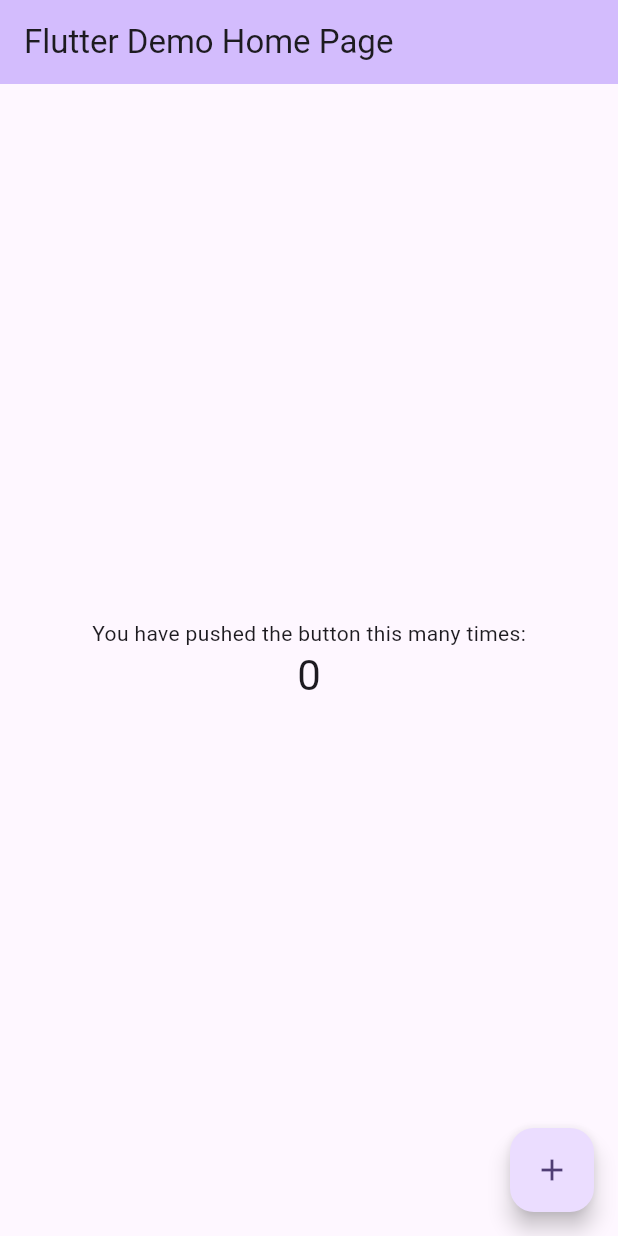
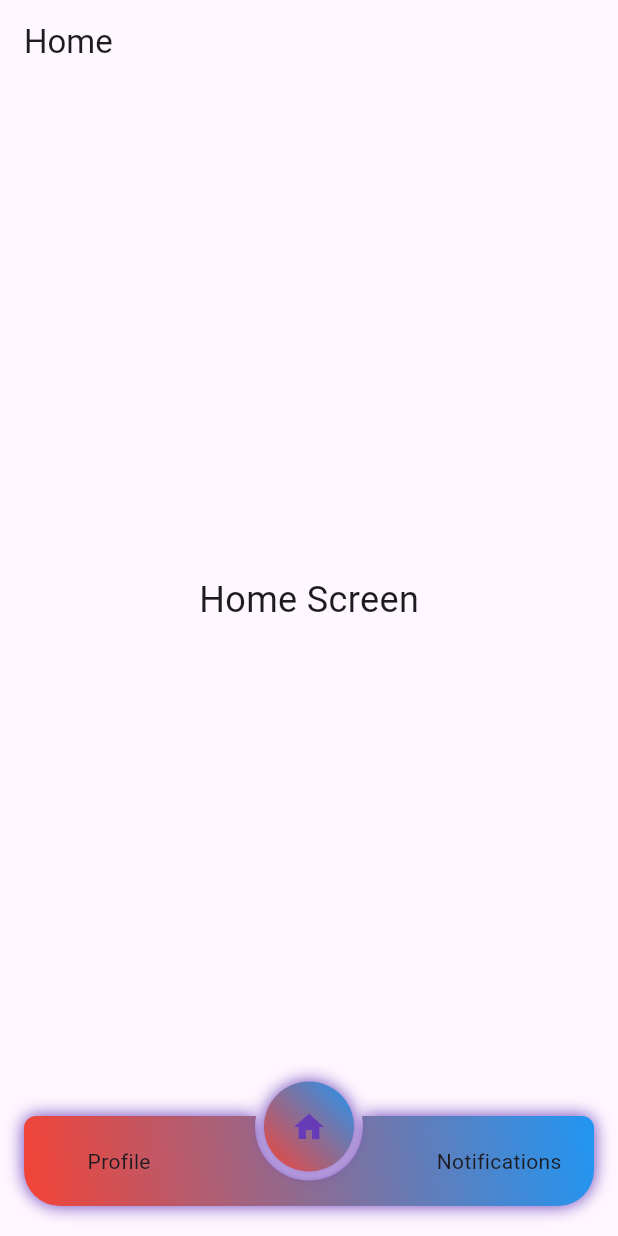
Before and after one commit to AhmetZor/Volunteer-App, a Flutter app: the screen it shows after launch, on a phone screen of 412 x 824 dp. Run offline on Flutter 3.47's test engine with Material 3 defaults, Android fonts, the light colour scheme and no system bars; drawn by our look-alikes of circle_nav_bar.

Commit message:
created the files

```diff
--- /dev/null
+++ b/lib/Screens/Home/home.dart
@@ -0,0 +1,15 @@
+import 'package:flutter/material.dart';
+
+class HomeScreen extends StatelessWidget {
+  @override
+  Widget build(BuildContext context) {
+    return Scaffold(
+      appBar: AppBar(
+        title: Text('Home'),
+      ),
+      body: Center(
+        child: Text('Home Screen', style: TextStyle(fontSize: 24)),
+      ),
+    );
+  }
+}
--- /dev/null
+++ b/lib/Screens/Notifications/notification.dart
@@ -0,0 +1,15 @@
+import 'package:flutter/material.dart';
+
+class NotificationScreen extends StatelessWidget {
+  @override
+  Widget build(BuildContext context) {
+    return Scaffold(
+      appBar: AppBar(
+        title: Text('Notifications'),
+      ),
+      body: Center(
+        child: Text('Notification Screen', style: TextStyle(fontSize: 24)),
+      ),
+    );
+  }
+}
--- /dev/null
+++ b/lib/Screens/Profile/profile.dart
@@ -0,0 +1,15 @@
+import 'package:flutter/material.dart';
+
+class ProfileScreen extends StatelessWidget {
+  @override
+  Widget build(BuildContext context) {
+    return Scaffold(
+      appBar: AppBar(
+        title: Text('Profile'),
+      ),
+      body: Center(
+        child: Text('Profile Screen', style: TextStyle(fontSize: 24)),
+      ),
+    );
+  }
+}
--- /dev/null
+++ b/lib/Screens/RootScreen.dart
@@ -0,0 +1,88 @@
+import 'package:flutter/material.dart';
+import 'package:circle_nav_bar/circle_nav_bar.dart';
+import 'Home/home.dart';
+import 'Profile/profile.dart';
+import 'Notifications/notification.dart';
+
+class RootScreen extends StatefulWidget {
+  @override
+  _RootScreenState createState() => _RootScreenState();
+}
+
+class _RootScreenState extends State<RootScreen> {
+  int _currentIndex = 1; // Default to HomeScreen
+
+  final List<Widget> _screens = [
+    ProfileScreen(),
+    HomeScreen(),
+    NotificationScreen(),
+  ];
+
+  void _onNavBarTapped(int index) {
+    setState(() {
+      _currentIndex = index; // Update the current index
+    });
+  }
+
+  @override
+  Widget build(BuildContext context) {
+    return Scaffold(
+      body: _screens[_currentIndex], // Display the currently selected screen
+      bottomNavigationBar: CircleNavBar(
+        activeIndex: _currentIndex,
+        activeIcons: [
+          GestureDetector(
+            onTap: () => _onNavBarTapped(0), // Profile icon
+            child: Icon(Icons.person, color: Colors.deepPurple),
+          ),
+          GestureDetector(
+            onTap: () => _onNavBarTapped(1), // Home icon
+            child: Icon(Icons.home, color: Colors.deepPurple),
+          ),
+          GestureDetector(
+            onTap: () => _onNavBarTapped(2), // Notifications icon
+            child: Icon(Icons.notifications, color: Colors.deepPurple),
+          ),
+        ],
+        inactiveIcons: [
+          GestureDetector(
+            onTap: () => _onNavBarTapped(0), // Profile text
+            child: const Text("Profile"),
+          ),
+          GestureDetector(
+            onTap: () => _onNavBarTapped(1), // Home text
+            child: const Text("Home"),
+          ),
+          GestureDetector(
+            onTap: () => _onNavBarTapped(2), // Notifications text
+            child: const Text("Notifications"),
+          ),
+        ],
+        color: Colors.white,
+        circleColor: Colors.white,
+        height: 60,
+        circleWidth: 60,
+        padding: const EdgeInsets.only(left: 16, right: 16, bottom: 20),
+        cornerRadius: const BorderRadius.only(
+          topLeft: Radius.circular(8),
+          topRight: Radius.circular(8),
+          bottomRight: Radius.circular(24),
+          bottomLeft: Radius.circular(24),
+        ),
+        shadowColor: Colors.deepPurple,
+        circleShadowColor: Colors.deepPurple,
+        elevation: 10,
+        gradient: LinearGradient(
+          begin: Alignment.topRight,
+          end: Alignment.bottomLeft,
+          colors: [Colors.blue, Colors.red],
+        ),
+        circleGradient: LinearGradient(
+          begin: Alignment.topRight,
+          end: Alignment.bottomLeft,
+          colors: [Colors.blue, Colors.red],
+        ),
+      ),
+    );
+  }
+}
--- a/lib/main.dart
+++ b/lib/main.dart
@@ -1,125 +1,17 @@
 import 'package:flutter/material.dart';
+import 'Screens/RootScreen.dart'; // Import your root screen
 
 void main() {
-  runApp(const MyApp());
+  runApp(MyApp());
 }
 
 class MyApp extends StatelessWidget {
-  const MyApp({super.key});
-
-  // This widget is the root of your application.
   @override
   Widget build(BuildContext context) {
     return MaterialApp(
-      title: 'Flutter Demo',
-      theme: ThemeData(
-        // This is the theme of your application.
-        //
-        // TRY THIS: Try running your application with "flutter run". You'll see
-        // the application has a purple toolbar. Then, without quitting the app,
-        // try changing the seedColor in the colorScheme below to Colors.green
-        // and then invoke "hot reload" (save your changes or press the "hot
-        // reload" button in a Flutter-supported IDE, or press "r" if you used
-        // the command line to start the app).
-        //
-        // Notice that the counter didn't reset back to zero; the application
-        // state is not lost during the reload. To reset the state, use hot
-        // restart instead.
-        //
-        // This works for code too, not just values: Most code changes can be
-        // tested with just a hot reload.
-        colorScheme: ColorScheme.fromSeed(seedColor: Colors.deepPurple),
-        useMaterial3: true,
-      ),
-      home: const MyHomePage(title: 'Flutter Demo Home Page'),
+      title: 'My App',
+      theme: ThemeData(primarySwatch: Colors.deepPurple),
+      home: RootScreen(), // Use RootScreen as the main screen
     );
   }
 }
-
-class MyHomePage extends StatefulWidget {
-  const MyHomePage({super.key, required this.title});
-
-  // This widget is the home page of your application. It is stateful, meaning
-  // that it has a State object (defined below) that contains fields that affect
-  // how it looks.
-
-  // This class is the configuration for the state. It holds the values (in this
-  // case the title) provided by the parent (in this case the App widget) and
-  // used by the build method of the State. Fields in a Widget subclass are
-  // always marked "final".
-
-  final String title;
-
-  @override
-  State<MyHomePage> createState() => _MyHomePageState();
-}
-
-class _MyHomePageState extends State<MyHomePage> {
-  int _counter = 0;
-
-  void _incrementCounter() {
-    setState(() {
-      // This call to setState tells the Flutter framework that something has
-      // changed in this State, which causes it to rerun the build method below
-      // so that the display can reflect the updated values. If we changed
-      // _counter without calling setState(), then the build method would not be
-      // called again, and so nothing would appear to happen.
-      _counter++;
-    });
-  }
-
-  @override
-  Widget build(BuildContext context) {
-    // This method is rerun every time setState is called, for instance as done
-    // by the _incrementCounter method above.
-    //
-    // The Flutter framework has been optimized to make rerunning build methods
-    // fast, so that you can just rebuild anything that needs updating rather
-    // than having to individually change instances of widgets.
-    return Scaffold(
-      appBar: AppBar(
-        // TRY THIS: Try changing the color here to a specific color (to
-        // Colors.amber, perhaps?) and trigger a hot reload to see the AppBar
-        // change color while the other colors stay the same.
-        backgroundColor: Theme.of(context).colorScheme.inversePrimary,
-        // Here we take the value from the MyHomePage object that was created by
-        // the App.build method, and use it to set our appbar title.
-        title: Text(widget.title),
-      ),
-      body: Center(
-        // Center is a layout widget. It takes a single child and positions it
-        // in the middle of the parent.
-        child: Column(
-          // Column is also a layout widget. It takes a list of children and
-          // arranges them vertically. By default, it sizes itself to fit its
-          // children horizontally, and tries to be as tall as its parent.
-          //
-          // Column has various properties to control how it sizes itself and
-          // how it positions its children. Here we use mainAxisAlignment to
-          // center the children vertically; the main axis here is the vertical
-          // axis because Columns are vertical (the cross axis would be
-          // horizontal).
-          //
-          // TRY THIS: Invoke "debug painting" (choose the "Toggle Debug Paint"
-          // action in the IDE, or press "p" in the console), to see the
-          // wireframe for each widget.
-          mainAxisAlignment: MainAxisAlignment.center,
-          children: <Widget>[
-            const Text(
-              'You have pushed the button this many times:',
-            ),
-            Text(
-              '$_counter',
-              style: Theme.of(context).textTheme.headlineMedium,
-            ),
-          ],
-        ),
-      ),
-      floatingActionButton: FloatingActionButton(
-        onPressed: _incrementCounter,
-        tooltip: 'Increment',
-        child: const Icon(Icons.add),
-      ), // This trailing comma makes auto-formatting nicer for build methods.
-    );
-  }
-}
--- a/pubspec.yaml
+++ b/pubspec.yaml
@@ -28,6 +28,7 @@ environment:
 # the latest version available on pub.dev. To see which dependencies have newer
 # versions available, run `flutter pub outdated`.
 dependencies:
+  circle_nav_bar: ^2.1.1
   flutter:
     sdk: flutter
 
```
Also changed, not shown: pubspec.lock, 1 other file.
